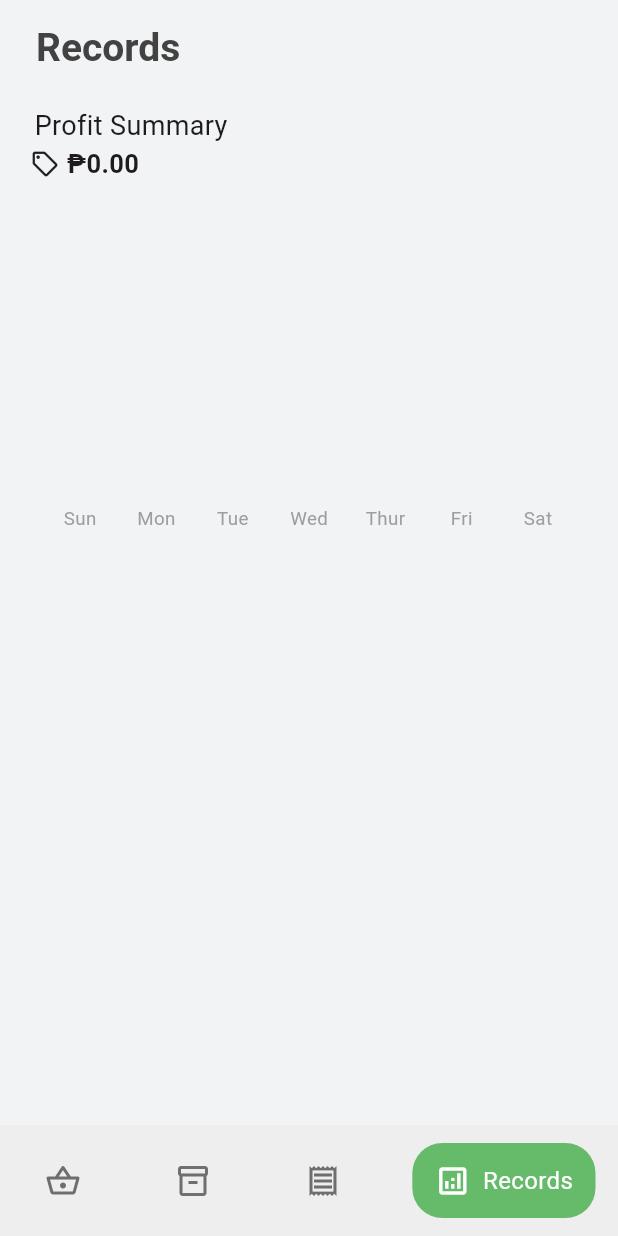
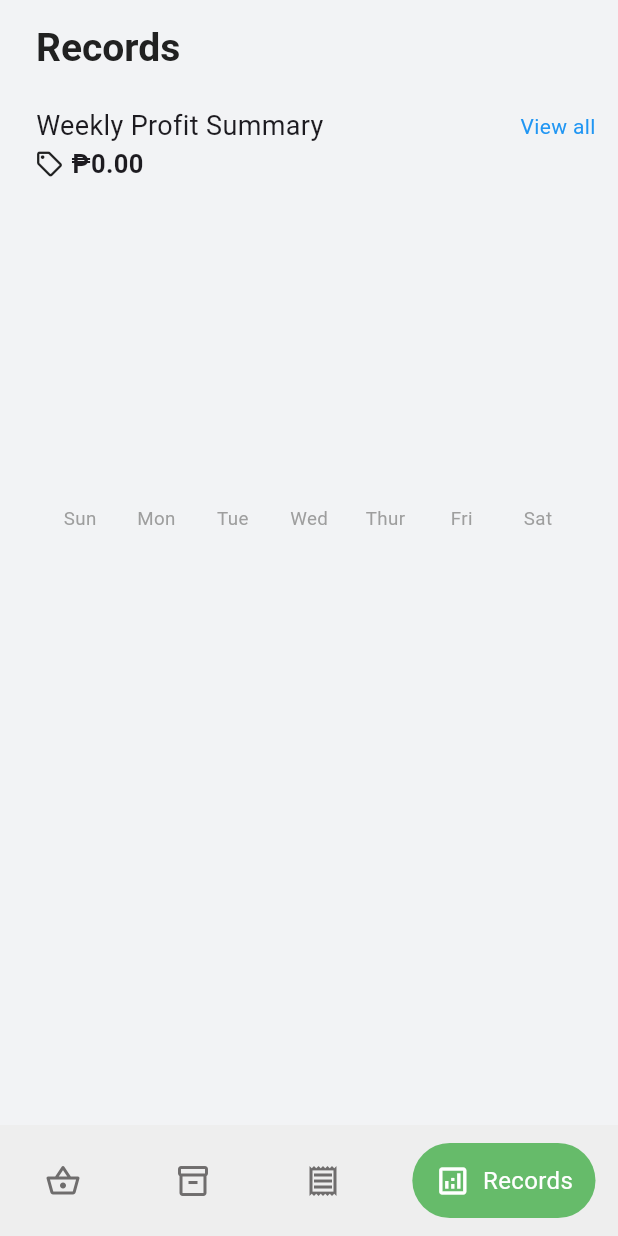
Before and after one commit to mechanixox/Plantdemic, a Flutter app: the screen it shows after launch, item 4 of the bottom bar chosen, on a phone screen of 412 x 824 dp. Run offline on Flutter 3.47's test engine with Material 2 defaults, Android fonts, the light colour scheme and no system bars; drawn by our look-alikes of fl_chart, google_nav_bar; our stand-ins replace flutter_slidable, lottie; Roboto replaces fonts that are missing (Arial); project files that could hold a hidden picture were left out.

Commit message:
minor updates

```diff
--- a/plantdemic/lib/bar graph/profit_summary.dart
+++ b/plantdemic/lib/bar graph/profit_summary.dart
@@ -4,6 +4,8 @@ import 'package:plantdemic/bar%20graph/profit_graph.dart';
 import 'package:plantdemic/models/plantdemic.dart';
 import 'package:plantdemic/components/date_time_helper.dart';
 import 'package:provider/provider.dart';
+
+import '../pages/all_summary.dart';
 
 class ProfitSummary extends StatelessWidget {
   final DateTime startOfWeek;
@@ -66,6 +68,13 @@ class ProfitSummary extends StatelessWidget {
     return total.toStringAsFixed(2);
   }
 
+  void goToAllSummary(BuildContext context) {
+    Navigator.push(
+      context,
+      MaterialPageRoute(builder: (context) => AllSummary()),
+    );
+  }
+
   @override
   Widget build(BuildContext context) {
     //mm dd yyyy
@@ -90,18 +99,33 @@ class ProfitSummary extends StatelessWidget {
                 Align(
                   alignment: AlignmentDirectional.topStart,
                   child: Padding(
-                    padding: const EdgeInsets.only(left: 8.0),
-                    child: Text(
-                      'Profit Summary',
-                      style: TextStyle(
-                        fontSize: 18,
-                        //fontWeight: FontWeight.bold,
-                      ),
+                    padding: const EdgeInsets.only(left: 9.0),
+                    child: Row(
+                      children: [
+                        Text(
+                          'Weekly Profit Summary',
+                          style: TextStyle(
+                            fontSize: 18,
+                            //fontWeight: FontWeight.bold,
+                          ),
+                        ),
+                        Spacer(),
+                        GestureDetector(
+                          onTap: () => goToAllSummary(context),
+                          child: Text(
+                            'View all',
+                            style: TextStyle(
+                              fontSize: 14,
+                              color: Colors.blue.shade500,
+                            ),
+                          ),
+                        ),
+                      ],
                     ),
                   ),
                 ),
                 Padding(
-                  padding: const EdgeInsets.only(left: 5.0),
+                  padding: const EdgeInsets.only(left: 8.0),
                   child: Row(
                     children: [
                       Icon(
--- a/plantdemic/lib/components/bottom_nav_bar.dart
+++ b/plantdemic/lib/components/bottom_nav_bar.dart
@@ -18,7 +18,7 @@ class MyBottomNavBar extends StatelessWidget {
           activeColor: Color.fromARGB(255, 255, 255, 255),
           tabBackgroundColor: Colors.green.shade400,
           padding: EdgeInsets.only(left: 15, right: 15, top: 13, bottom: 13),
-          tabBorderRadius: 20,
+          tabBorderRadius: 30,
           haptic: true,
           gap: 8,
           tabs: [
--- a/plantdemic/lib/components/record_tile.dart
+++ b/plantdemic/lib/components/record_tile.dart
@@ -56,7 +56,7 @@ class RecordsTile extends StatelessWidget {
               crossAxisAlignment: CrossAxisAlignment.start,
               children: [
                 Text(
-                  '${plant.deliveryDate}',
+                  '${DateTime.now().month.toString().padLeft(2, '0')}/${DateTime.now().day.toString().padLeft(2, '0')}/${DateTime.now().year.toString()}',
                 ),
               ],
             ),
--- a/plantdemic/lib/pages/home_page.dart
+++ b/plantdemic/lib/pages/home_page.dart
@@ -63,7 +63,7 @@ class _HomePageState extends State<HomePage> {
                 fontWeight: FontWeight.bold,
                 fontFamily: 'Arial',
                 fontSize: 26,
-                color: Colors.grey.shade800,
+                color: Colors.grey.shade900,
               ),
             ),
           ),
--- a/plantdemic/lib/pages/records_page.dart
+++ b/plantdemic/lib/pages/records_page.dart
@@ -32,6 +32,7 @@ class _UserRecordsState extends State<UserRecords> {
                 // Profit summary chart
                 ProfitSummary(startOfWeek: value.startOfWeekDate()),
                 SizedBox(height: 20),
+
                 // List of plant(s)
                 Expanded(
                   child: ListView.builder(
--- a/plantdemic/pubspec.yaml
+++ b/plantdemic/pubspec.yaml
@@ -40,6 +40,8 @@ dependencies:
   flutter_slidable: ^1.2.0
   fl_chart: ^0.62.0
   intl: ^0.17.0
+  camera: ^0.9.4
+  image_picker: ^0.8.4
 
 dev_dependencies:
   flutter_test:
```
Also changed, not shown: plantdemic/lib/components/plant_info_tile.dart (+5 -5 lines), plantdemic/lib/pages/all_summary.dart (added, +45 -0 lines), plantdemic/lib/pages/delivery_page.dart (+7 -5 lines), plantdemic/lib/pages/manage_plant_page.dart (+16 -4 lines), plantdemic/pubspec.lock.
